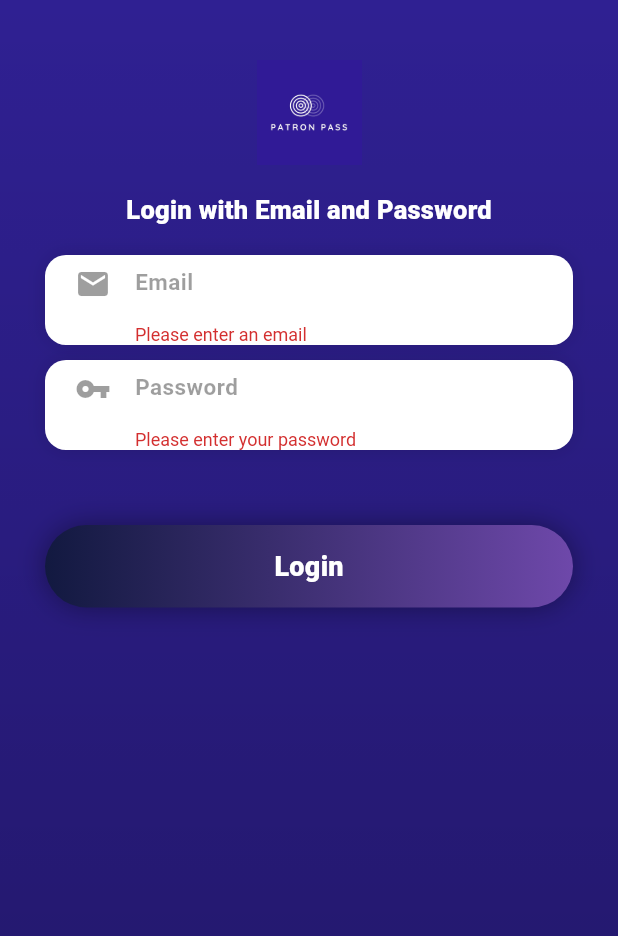
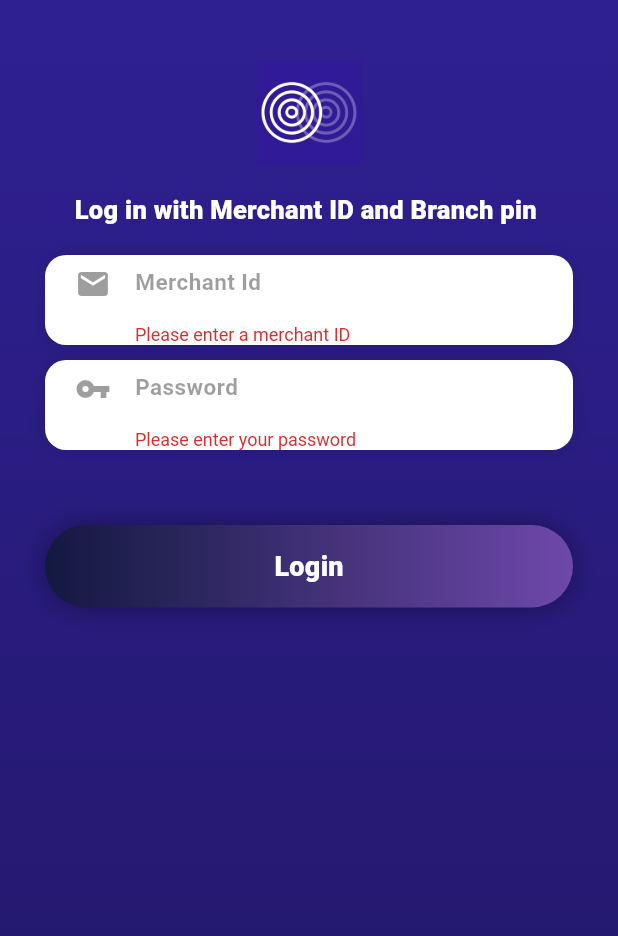
Before and after one commit to brianmituka/Patron-pass-merchant, a Flutter app: the screen it shows after launch, after a tap on "Login", on a phone screen of 412 x 824 dp. Shown: the top 936 px of the screen. Run offline on Flutter 3.47's test engine with Material 2 defaults, Android fonts, the light colour scheme and no system bars; our stand-ins replace flutter_native_timezone, shared_preferences, splashscreen; missing offline and left inert: barcode_scan, sweet_alert_dialogs; network calls fail; Roboto replaces fonts that are missing (Sans).

Commit message:
Updated the links and fixed some bugs with login

```diff
--- a/lib/login.dart
+++ b/lib/login.dart
@@ -3,26 +3,31 @@ import 'package:patron_merchant/landingpage.dart';
 import 'package:http/http.dart' as http;
 import 'package:shared_preferences/shared_preferences.dart';
 import 'dart:convert' as JSON;
+
 final logoColour = const Color(0xff2F2092);
 final GlobalKey<FormState> _loginFormKey = GlobalKey<FormState>();
 final FocusNode passwordFocusNode = FocusNode();
 TextEditingController passwordController = new TextEditingController();
 final FocusNode emailFocusNode = FocusNode();
 TextEditingController emailController = new TextEditingController();
-  final String loginUrl = 'http://api.patronpass.io/api/auth/login/';
-  final String userUrl = 'http://api.patronpass.io/api/users/current';
+String loginUrl;
+String userUrl;
 final GlobalKey<ScaffoldState> _scaffoldKey = new GlobalKey<ScaffoldState>();
+
+bool get isInDebugMode {
+  bool inDebugMode = false;
+  assert(inDebugMode = true);
+  return inDebugMode;
+}
 
 class LoginPage extends StatefulWidget {
   @override
-  _LoginState  createState() => _LoginState();
+  _LoginState createState() => _LoginState();
 }
 
 class _LoginState extends State<LoginPage> {
-
   void _incrementCounter() {
-    setState(() {
-    });
+    setState(() {});
   }
 
   @override
@@ -56,11 +61,16 @@ class _LoginState extends State<LoginPage> {
                       children: <Widget>[
                         Column(
                           children: <Widget>[
-                      Padding( padding: EdgeInsets.only(top: mediaQueryData.padding.top + 40.0),),
+                            Padding(
+                              padding: EdgeInsets.only(
+                                  top: mediaQueryData.padding.top + 40.0),
+                            ),
                             Row(
                               mainAxisAlignment: MainAxisAlignment.center,
                               children: <Widget>[
-                          Image(image: AssetImage("assets/img/pp.png"), height: 70.0,
+                                Image(
+                                  image: AssetImage("assets/img/newlogo.png"),
+                                  height: 70.0,
                                 ),
                                 //    Padding(
                                 //             padding:
@@ -81,35 +91,33 @@ class _LoginState extends State<LoginPage> {
                             ),
                             Padding(
                                 padding: EdgeInsets.symmetric(vertical: 10.0)),
-                        Text("Login with Email and Password",
+                            Text(
+                              "Log in with Merchant ID and Branch pin ",
                               style: TextStyle(
                                   fontWeight: FontWeight.w900,
                                   color: Colors.white,
                                   letterSpacing: 0.2,
                                   fontFamily: 'Sans',
-                                  fontSize: 17.0
-                        ),
+                                  fontSize: 17.0),
                             ),
                             Padding(
                                 padding: EdgeInsets.symmetric(vertical: 10.0)),
                             TextFromField(
-                          email: "Email",
+                              email: "Merchant Id",
                               icon: Icons.email,
-                           inputType:TextInputType.emailAddress,
-                           password:false,
+                              inputType: TextInputType.text,
+                              password: false,
                               controller: emailController,
                               focusNode: emailFocusNode,
-                           validator: (String email){
+                              validator: (String email) {
                                 if (email.isEmpty) {
-                               return 'Please enter an email';
+                                  return 'Please enter a merchant ID';
                                 }
-                             if (!RegExp(r"^[a-zA-Z0-9.]+@[a-zA-Z0-9]+\.[a-zA-Z]+").hasMatch(email)) {
-                               return "Please give a valid email";
-                             }
-
+                                //
                               },
                             ),
-                         Padding(padding: EdgeInsets.symmetric(vertical: 5.0)),
+                            Padding(
+                                padding: EdgeInsets.symmetric(vertical: 5.0)),
                             TextFromField(
                               email: "Password",
                               icon: Icons.vpn_key,
@@ -117,7 +125,7 @@ class _LoginState extends State<LoginPage> {
                               inputType: TextInputType.text,
                               controller: passwordController,
                               focusNode: passwordFocusNode,
-                              validator: (String password){
+                              validator: (String password) {
                                 if (password.isEmpty) {
                                   return "Please enter your password";
                                 }
@@ -125,19 +133,18 @@ class _LoginState extends State<LoginPage> {
                             ),
                             Padding(
                                 padding: EdgeInsets.symmetric(vertical: 10.0)),
-                          buttonBlackBottom ()
+                            buttonBlackBottom()
                           ],
                         )
                       ],
                     )
                   ],
                 ),
-          )
-        ),
-      )
-    );
+              )),
+        ));
   }
 }
+
 class TextFromField extends StatelessWidget {
   final bool password;
   final String email;
@@ -146,8 +153,14 @@ class TextFromField extends StatelessWidget {
   final TextEditingController controller;
   final FocusNode focusNode;
   final FormFieldValidator<String> validator;
-  TextFromField({this.email, this.icon, this.inputType, this.password, this.controller, this.focusNode, this.validator});
-
+  TextFromField(
+      {this.email,
+      this.icon,
+      this.inputType,
+      this.password,
+      this.controller,
+      this.focusNode,
+      this.validator});
 
   @override
   Widget build(BuildContext context) {
@@ -160,13 +173,11 @@ class TextFromField extends StatelessWidget {
         decoration: BoxDecoration(
             borderRadius: BorderRadius.circular(14.0),
             color: Colors.white,
-          boxShadow: [BoxShadow(blurRadius: 10.0, color: Colors.black12)]
-        ),
-        padding: EdgeInsets.only(left: 20.0, right: 30.0, top: 0.0, bottom: 0.0),
+            boxShadow: [BoxShadow(blurRadius: 10.0, color: Colors.black12)]),
+        padding:
+            EdgeInsets.only(left: 20.0, right: 30.0, top: 0.0, bottom: 0.0),
         child: Theme(
-          data: ThemeData(
-            hintColor: Colors.transparent
-          ),
+          data: ThemeData(hintColor: Colors.transparent),
           child: TextFormField(
             obscureText: password,
             validator: validator,
@@ -191,14 +202,16 @@ class TextFromField extends StatelessWidget {
       ),
     );
   }
+}
 
-}
 class buttonBlackBottom extends StatelessWidget {
   @override
   Widget build(BuildContext context) {
     void showInSnackBar(String value) {
-    _scaffoldKey.currentState.showSnackBar(new SnackBar(content: new Text(value)));
+      _scaffoldKey.currentState
+          .showSnackBar(new SnackBar(content: new Text(value)));
     }
+
     void _onLoading() {
       showDialog(
         context: context,
@@ -210,20 +223,20 @@ class buttonBlackBottom extends StatelessWidget {
                 //mainAxisAlignment: MainAxisAlignment.,
                 crossAxisAlignment: CrossAxisAlignment.center,
                 children: [
-          Padding(padding: EdgeInsets.only(left: 20.0),),
+                  Padding(
+                    padding: EdgeInsets.only(left: 20.0),
+                  ),
                   new CircularProgressIndicator(),
-          Padding(padding: EdgeInsets.only(left: 20.0),),
+                  Padding(
+                    padding: EdgeInsets.only(left: 20.0),
+                  ),
                   new Text("Loading..."),
-        ]
-
-        ),
+                ]),
             //mainAxisSize: MainAxisSize.min,
           ),
         ),
       );
-
     }
-
 
     //return Scaffold(
     //key: _scaffoldKey,
@@ -234,36 +247,56 @@ class buttonBlackBottom extends StatelessWidget {
             return;
           }
           _loginFormKey.currentState.save();
+          if (isInDebugMode) {
+            loginUrl = "https://vader.patronpass.io/api/auth/login/branch";
+            userUrl = "https://vader.patronpass.io/api/users/current";
+          } else {
+            loginUrl = "http://skywalker.patronpass.io/api/auth/login/branch";
+            userUrl = "http://skywalker.patronpass.io/api/users/current";
+          }
+          print(loginUrl);
+          print(userUrl);
           final Map<String, dynamic> loginFormData = {
-          "email": emailController.text,
-          "password": passwordController.text
+            "merchantDisplayedId": emailController.text,
+            "branchPin": passwordController.text
           };
+
           print("CREEEEDE ${loginFormData.toString()}");
           _onLoading();
-        http.post(
-          loginUrl,
+          try {
+            http
+                .post(loginUrl,
                     headers: {"Content-Type": "application/json"},
-          body: JSON.jsonEncode(loginFormData)
-           ).then((http.Response response) {
-             final Map<String, dynamic> loginResponseData = JSON.jsonDecode(response.body);
+                    body: JSON.jsonEncode(loginFormData))
+                .then((http.Response response) {
+              print("Hit");
+              final Map<String, dynamic> loginResponseData =
+                  JSON.jsonDecode(response.body);
               print("XXXX ${loginResponseData.toString()}");
               final String accessToken = loginResponseData['accessToken'];
-              final int signUpResponseCode = response.statusCode;
-              print(signUpResponseCode);
-              if (signUpResponseCode == 200) {
-                http.get(userUrl, headers: {"Authorization": "Bearer $accessToken"}).then(
-                  (http.Response response){
+              print(accessToken);
+              final int responseCode = response.statusCode;
+              print(responseCode);
+              if (responseCode == 200) {
+                http.get(userUrl, headers: {
+                  "Authorization": "Bearer $accessToken"
+                }).then((http.Response response) {
                   var data = JSON.jsonDecode(response.body);
                   print(data.toString());
                   print(response.statusCode);
-                    if (response.statusCode == 200 && data['userType'] == 'Merchant') {
+                  if (response.statusCode == 200 &&
+                      data['userType'] == 'Merchant') {
                     var currentResponse = JSON.jsonDecode(response.body);
                     var merchantID = currentResponse['id'].toString();
-                       saveToLocal("merchantAccessToken" ,accessToken);
+                    saveToLocal("merchantAccessToken", accessToken);
                     saveToLocal("merchId", merchantID);
                     Navigator.of(context, rootNavigator: true).pop('dialog');
+                    print("Changing route");
+                    emailController.clear();
+                    passwordController.clear();
                     Navigator.of(context).pushReplacement(PageRouteBuilder(
-            pageBuilder: (_, __, ___) => new LandingPage(),
+                        pageBuilder: (_, __, ___) =>
+                            new LandingPage(myAccesstoken: accessToken),
                         transitionDuration: Duration(milliseconds: 900),
 
                         /// Set animation Opacity in route to detailProduk layout
@@ -274,28 +307,30 @@ class buttonBlackBottom extends StatelessWidget {
                             child: child,
                           );
                         }));
+                    print("Changing route");
                   } else {
+                    Navigator.of(context, rootNavigator: true).pop('dialog');
                     passwordController.clear();
                     emailController.clear();
                     showInSnackBar(loginResponseData['message']);
                   }
-                  }
-                );
+                });
               } else {
                 Navigator.of(context, rootNavigator: true).pop('dialog');
                 passwordController.clear();
                 emailController.clear();
-                 showInSnackBar("An Error Occured. Check your password or email");
-
+                showInSnackBar(
+                    "An Error Occured. Check your details or talk to admin");
+              }
+            });
+          } catch (e) {
+            Navigator.of(context, rootNavigator: true).pop('dialog');
+            print(e);
           }
 
-           });
           //here
-
-
-
         },
-      child:Padding(
+        child: Padding(
           padding: EdgeInsets.all(30.0),
           child: Container(
             height: 55.0,
@@ -316,14 +351,11 @@ class buttonBlackBottom extends StatelessWidget {
                 gradient: LinearGradient(
                     colors: <Color>[Color(0xFF121940), Color(0xFF6E48AA)])),
           ),
-    )
-    );
+        ));
     //);
-
-
-
   }
 }
+
 Future<bool> saveToLocal(String name, String value) async {
   final SharedPreferences prefs = await SharedPreferences.getInstance();
 
```
Lines whose indentation alone changed are shown as unchanged.
